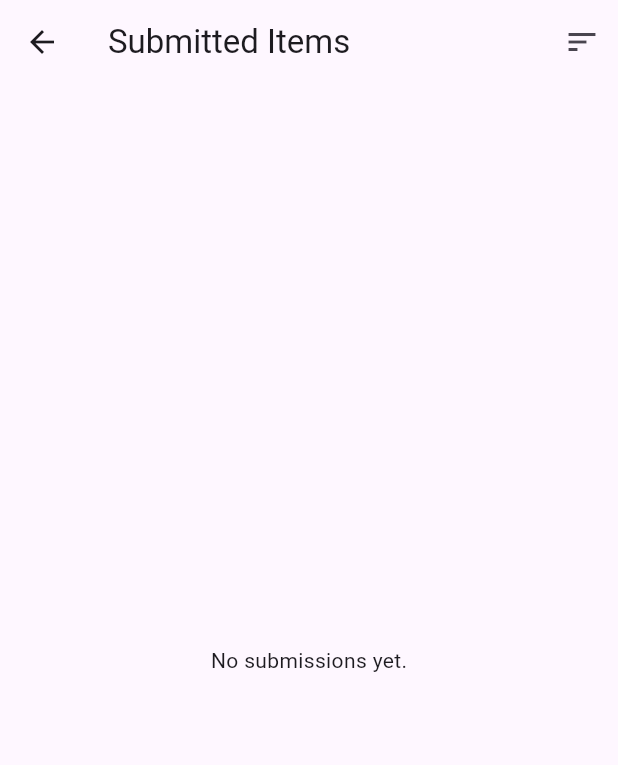
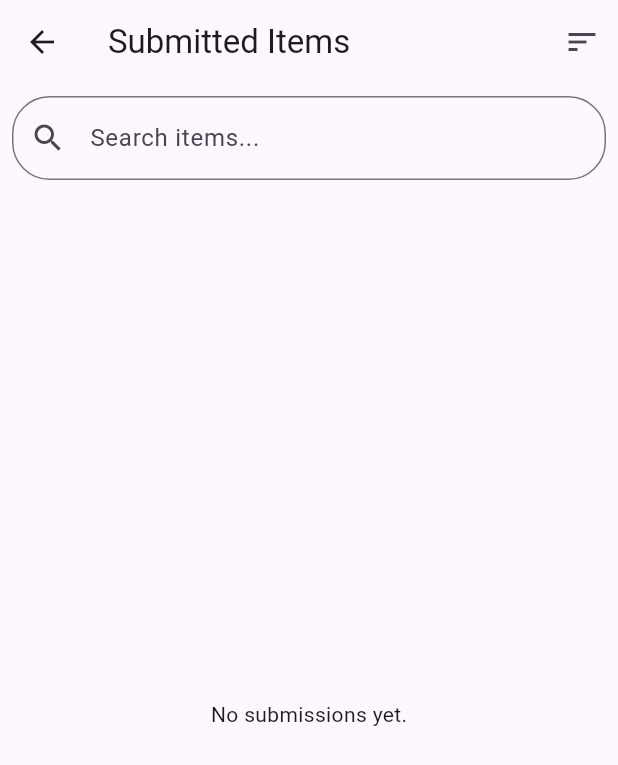
Before and after one commit to ChornChhery/Todos-App, a Flutter app: the screen it shows after launch, after a tap on the "notifications" icon, on a phone screen of 412 x 824 dp. Shown: the top 765 px of the screen. Run offline on Flutter 3.47's test engine with Material 3 defaults, Android fonts, the phone set to English and light mode, and no system bars; our stand-ins replace shared_preferences.

Commit message:
Add delete items

```diff
--- a/lib/models/submission.dart
+++ b/lib/models/submission.dart
@@ -1,7 +1,23 @@
 // lib/models/submission.dart
+import 'dart:convert';
+
 class Submission {
   final String text;
   final DateTime timestamp;
 
   Submission({required this.text, required this.timestamp});
+
+  // Convert a Submission object to a JSON map
+  Map<String, dynamic> toJson() => {
+    'text': text,
+    'timestamp': timestamp.toIso8601String(),
+  };
+
+  // Create a Submission object from a JSON map
+  factory Submission.fromJson(Map<String, dynamic> json) {
+    return Submission(
+      text: json['text'] as String,
+      timestamp: DateTime.parse(json['timestamp'] as String),
+    );
+  }
 }
--- a/lib/providers/submission_provider.dart
+++ b/lib/providers/submission_provider.dart
@@ -1,5 +1,7 @@
 // lib/providers/submission_provider.dart
+import 'dart:convert';
 import 'package:flutter/material.dart';
+import 'package:shared_preferences/shared_preferences.dart';
 import '../models/submission.dart';
 
 enum SortOrder { newest, oldest }
@@ -7,37 +9,75 @@ enum SortOrder { newest, oldest }
 class SubmissionProvider with ChangeNotifier {
   final List<Submission> _submissions = [];
   SortOrder _sortOrder = SortOrder.newest;
+  String _searchQuery = '';
+
+  SubmissionProvider() {
+    _loadSubmissions();
+  }
+
+  String get searchQuery => _searchQuery;
 
   List<Submission> get submissions {
+    // Apply search filter
+    final filteredList = _submissions.where((sub) {
+      return sub.text.toLowerCase().contains(_searchQuery.toLowerCase());
+    }).toList();
+
+    // Apply sorting
     if (_sortOrder == SortOrder.oldest) {
-      return List.from(_submissions); // Return a copy
+      return filteredList;
     }
-    return _submissions.reversed.toList();
+    return filteredList.reversed.toList();
   }
 
   int get submissionCount => _submissions.length;
 
+  Future<void> _loadSubmissions() async {
+    final prefs = await SharedPreferences.getInstance();
+    final submissionsJson = prefs.getStringList('submissions') ?? [];
+    _submissions.clear();
+    for (var jsonString in submissionsJson) {
+      _submissions.add(Submission.fromJson(jsonDecode(jsonString)));
+    }
+    notifyListeners();
+  }
+
+  Future<void> _saveSubmissions() async {
+    final prefs = await SharedPreferences.getInstance();
+    final submissionsJson = _submissions.map((sub) => jsonEncode(sub.toJson())).toList();
+    await prefs.setStringList('submissions', submissionsJson);
+  }
+
   void addSubmission(String text) {
     _submissions.add(Submission(text: text, timestamp: DateTime.now()));
+    _saveSubmissions();
     notifyListeners();
   }
 
   void updateSubmission(int index, String newText) {
-    if (index >= 0 && index < _submissions.length) {
-      // Need to find the correct index based on the current sort order
-      final sortedList = submissions;
-      final originalIndex = _submissions.indexOf(sortedList[index]);
+    final originalIndex = _submissions.indexOf(submissions[index]);
+    _submissions[originalIndex] = Submission(
+      text: newText,
+      timestamp: _submissions[originalIndex].timestamp,
+    );
+    _saveSubmissions();
+    notifyListeners();
+  }
 
-      _submissions[originalIndex] = Submission(
-        text: newText,
-        timestamp: _submissions[originalIndex].timestamp,
-      );
-      notifyListeners();
-    }
+  void removeSubmission(int index) {
+    final originalIndex = _submissions.indexOf(submissions[index]);
+    _submissions.removeAt(originalIndex);
+    _saveSubmissions();
+    notifyListeners();
   }
 
   void setSortOrder(SortOrder order) {
     _sortOrder = order;
     notifyListeners();
   }
+
+  void setSearchQuery(String query) {
+    _searchQuery = query;
+    notifyListeners();
+  }
 }
--- a/lib/screens/list_page.dart
+++ b/lib/screens/list_page.dart
@@ -1,11 +1,32 @@
 // lib/screens/list_page.dart
 import 'package:flutter/material.dart';
 import 'package:provider/provider.dart';
-import 'package:intl/intl.dart'; // Add to pubspec.yaml
+import 'package:intl/intl.dart';
 import '../providers/submission_provider.dart';
+import '../models/submission.dart';
 
-class ListPage extends StatelessWidget {
+class ListPage extends StatefulWidget {
   const ListPage({super.key});
+
+  @override
+  State<ListPage> createState() => _ListPageState();
+}
+
+class _ListPageState extends State<ListPage> {
+  final TextEditingController _searchController = TextEditingController();
+
+  @override
+  void initState() {
+    super.initState();
+    // Clear search query when the page is entered
+    Provider.of<SubmissionProvider>(context, listen: false).setSearchQuery('');
+  }
+
+  @override
+  void dispose() {
+    _searchController.dispose();
+    super.dispose();
+  }
 
   @override
   Widget build(BuildContext context) {
@@ -13,12 +34,10 @@ class ListPage extends StatelessWidget {
       appBar: AppBar(
         title: const Text('Submitted Items'),
         actions: [
-          Consumer<SubmissionProvider>(
-            builder: (context, provider, child) {
-              return PopupMenuButton<SortOrder>(
+          PopupMenuButton<SortOrder>(
             icon: const Icon(Icons.sort),
             onSelected: (SortOrder result) {
-                  provider.setSortOrder(result);
+              Provider.of<SubmissionProvider>(context, listen: false).setSortOrder(result);
             },
             itemBuilder: (BuildContext context) => <PopupMenuEntry<SortOrder>>[
               const PopupMenuItem<SortOrder>(
@@ -30,35 +49,88 @@ class ListPage extends StatelessWidget {
                 child: Text('Oldest to Newest'),
               ),
             ],
+          ),
+        ],
+      ),
+      body: Column(
+        children: [
+          Padding(
+            padding: const EdgeInsets.all(8.0),
+            child: TextField(
+              controller: _searchController,
+              decoration: const InputDecoration(
+                labelText: 'Search items...',
+                prefixIcon: Icon(Icons.search),
+                border: OutlineInputBorder(
+                  borderRadius: BorderRadius.all(Radius.circular(25.0)),
+                ),
+              ),
+              onChanged: (query) {
+                Provider.of<SubmissionProvider>(context, listen: false).setSearchQuery(query);
+              },
+            ),
+          ),
+          Expanded(
+            child: Consumer<SubmissionProvider>(
+              builder: (context, provider, child) {
+                final submissions = provider.submissions;
+                if (submissions.isEmpty && provider.searchQuery.isEmpty) {
+                  return const Center(child: Text('No submissions yet.'));
+                } else if (submissions.isEmpty && provider.searchQuery.isNotEmpty) {
+                  return const Center(child: Text('No matching results.'));
+                }
+
+                return ListView.builder(
+                  itemCount: submissions.length,
+                  itemBuilder: (context, index) {
+                    final submission = submissions[index];
+                    return Dismissible(
+                      key: ValueKey(submission),
+                      background: Container(
+                        color: Colors.red,
+                        alignment: Alignment.centerRight,
+                        padding: const EdgeInsets.only(right: 20.0),
+                        child: const Icon(Icons.delete, color: Colors.white),
+                      ),
+                      direction: DismissDirection.endToStart,
+                      onDismissed: (direction) {
+                        provider.removeSubmission(index);
+                        ScaffoldMessenger.of(context).showSnackBar(
+                          SnackBar(content: Text('Item deleted: ${submission.text}')),
+                        );
+                      },
+                      child: Card(
+                        margin: const EdgeInsets.symmetric(horizontal: 10, vertical: 5),
+                        child: ListTile(
+                          title: Text(submission.text),
+                          subtitle: Text(DateFormat('yyyy-MM-dd – kk:mm').format(submission.timestamp)),
+                          trailing: Row(
+                            mainAxisSize: MainAxisSize.min,
+                            children: [
+                              IconButton(
+                                icon: const Icon(Icons.edit),
+                                onPressed: () => _showEditDialog(context, provider, index),
+                              ),
+                              IconButton(
+                                icon: const Icon(Icons.delete, color: Colors.red),
+                                onPressed: () {
+                                  provider.removeSubmission(index);
+                                  ScaffoldMessenger.of(context).showSnackBar(
+                                    SnackBar(content: Text('Item deleted: ${submission.text}')),
                                   );
                                 },
                               ),
                             ],
                           ),
-      body: Consumer<SubmissionProvider>(
-        builder: (context, provider, child) {
-          if (provider.submissions.isEmpty) {
-            return const Center(child: Text('No submissions yet.'));
-          }
-
-          return ListView.builder(
-            itemCount: provider.submissions.length,
-            itemBuilder: (context, index) {
-              final submission = provider.submissions[index];
-              return Card(
-                margin: const EdgeInsets.symmetric(horizontal: 10, vertical: 5),
-                child: ListTile(
-                  title: Text(submission.text),
-                  subtitle: Text(DateFormat('yyyy-MM-dd – kk:mm').format(submission.timestamp)),
-                  trailing: IconButton(
-                    icon: const Icon(Icons.edit),
-                    onPressed: () => _showEditDialog(context, provider, index),
                         ),
                       ),
                     );
                   },
                 );
               },
+            ),
+          ),
+        ],
       ),
     );
   }
```
Lines whose indentation alone changed are shown as unchanged.
